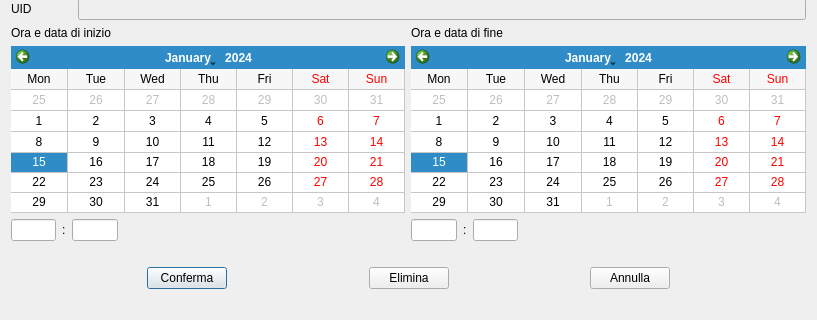
First picture: the form in project/CCC_Cute_Cpp_Calendar/gui/eventdialog.ui, repository GrayNeel/Calendary-and-ToDo-List, before the edit; both pictures show x 0 to 817 and y 295 to 615 of the 817 by 615 pixel window.
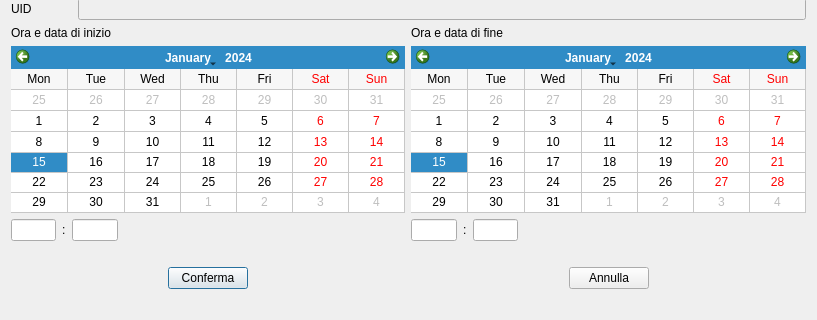
Second picture: the form after the edit.

Commit message:
feat: minor graphical changes on mainwindows and not all buttons works properly
Added layout to dynamically change size of the content of the main window and added functionality to all the close button (also the X icon)

```diff
--- a/project/CCC_Cute_Cpp_Calendar/gui/eventdialog.ui
+++ b/project/CCC_Cute_Cpp_Calendar/gui/eventdialog.ui
@@ -286,13 +286,6 @@
          </property>
         </spacer>
        </item>
-       <item>
-        <widget class="QPushButton" name="deleteButton">
-         <property name="text">
-          <string>Elimina</string>
-         </property>
-        </widget>
-       </item>
        <item>
         <spacer name="horizontalSpacer_3">
          <property name="orientation">
```
The commit also changes 7 other files.
